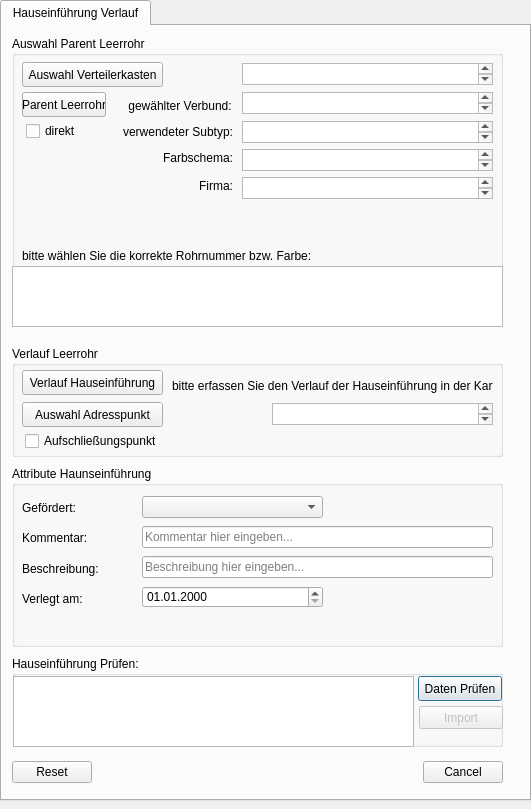
Old version of the form tools/hauseinfuehrung_verlegen/hauseinfuehrung_verlegen_dialog_base.ui in the repository geoKjack/Toolbox_SiegeleCO.
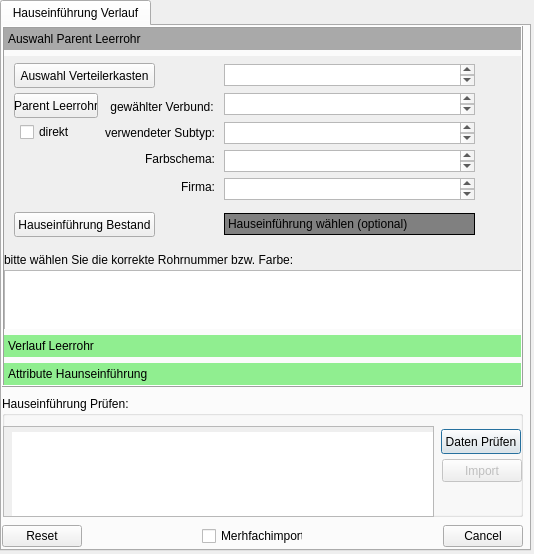
New version of the form. Custom widgets are drawn as their Qt base class.

Commit message: Großer Umbau von allen Tools

Patch:
```diff
--- a/tools/hauseinfuehrung_verlegen/hauseinfuehrung_verlegen_dialog_base.ui
+++ b/tools/hauseinfuehrung_verlegen/hauseinfuehrung_verlegen_dialog_base.ui
@@ -6,8 +6,8 @@
    <rect>
     <x>0</x>
     <y>0</y>
-    <width>531</width>
-    <height>809</height>
+    <width>534</width>
+    <height>554</height>
    </rect>
   </property>
   <property name="windowTitle">
@@ -19,7 +19,7 @@
      <x>0</x>
      <y>0</y>
      <width>531</width>
-     <height>801</height>
+     <height>551</height>
     </rect>
    </property>
    <property name="font">
@@ -42,10 +42,10 @@
     <widget class="QGroupBox" name="groupBox_3">
      <property name="geometry">
       <rect>
-       <x>10</x>
-       <y>630</y>
-       <width>491</width>
-       <height>91</height>
+       <x>0</x>
+       <y>370</y>
+       <width>521</width>
+       <height>121</height>
       </rect>
      </property>
      <property name="title">
@@ -54,9 +54,9 @@
      <widget class="QPushButton" name="pushButton_Datenpruefung">
       <property name="geometry">
        <rect>
-        <x>406</x>
-        <y>20</y>
-        <width>84</width>
+        <x>439</x>
+        <y>33</y>
+        <width>80</width>
         <height>25</height>
        </rect>
       </property>
@@ -68,11 +68,14 @@
       <property name="geometry">
        <rect>
         <x>1</x>
-        <y>20</y>
-        <width>401</width>
-        <height>71</height>
+        <y>30</y>
+        <width>431</width>
+        <height>91</height>
        </rect>
       </property>
+      <property name="styleSheet">
+       <string notr="true">padding-left: 8px; padding-top: 5px;</string>
+      </property>
      </widget>
      <widget class="QPushButton" name="pushButton_Import">
       <property name="enabled">
@@ -80,9 +83,9 @@
       </property>
       <property name="geometry">
        <rect>
-        <x>407</x>
-        <y>50</y>
-        <width>84</width>
+        <x>440</x>
+        <y>63</y>
+        <width>80</width>
         <height>23</height>
        </rect>
       </property>
@@ -94,9 +97,9 @@
     <widget class="QDialogButtonBox" name="button_box">
      <property name="geometry">
       <rect>
-       <x>10</x>
-       <y>730</y>
-       <width>491</width>
+       <x>0</x>
+       <y>494</y>
+       <width>521</width>
        <height>32</height>
       </rect>
      </property>
@@ -107,389 +110,557 @@
       <set>QDialogButtonBox::Cancel|QDialogButtonBox::Reset</set>
      </property>
     </widget>
-    <widget class="QGroupBox" name="groupBox_2">
+    <widget class="QToolBox" name="toolBox">
      <property name="geometry">
       <rect>
-       <x>10</x>
-       <y>440</y>
-       <width>491</width>
-       <height>181</height>
+       <x>0</x>
+       <y>0</y>
+       <width>521</width>
+       <height>361</height>
       </rect>
      </property>
-     <property name="title">
-      <string>Attribute Haunseinführung</string>
+     <property name="styleSheet">
+      <string notr="true">QToolBox::tab { background-color: lightgreen; }
+QToolBox::tab:selected { background-color: darkgrey; }</string>
      </property>
-     <widget class="QLabel" name="label_11">
-      <property name="geometry">
-       <rect>
-        <x>10</x>
-        <y>64</y>
-        <width>101</width>
-        <height>16</height>
-       </rect>
-      </property>
-      <property name="text">
-       <string>Kommentar:</string>
-      </property>
-     </widget>
-     <widget class="QLabel" name="label_13">
-      <property name="geometry">
-       <rect>
-        <x>10</x>
-        <y>34</y>
-        <width>111</width>
-        <height>16</height>
-       </rect>
-      </property>
-      <property name="text">
-       <string>Gefördert:</string>
-      </property>
-     </widget>
-     <widget class="QComboBox" name="comboBox_Gefoerdert">
-      <property name="geometry">
-       <rect>
-        <x>130</x>
-        <y>30</y>
-        <width>181</width>
-        <height>22</height>
-       </rect>
-      </property>
-     </widget>
-     <widget class="QLabel" name="label_14">
-      <property name="geometry">
-       <rect>
-        <x>10</x>
-        <y>95</y>
-        <width>121</width>
-        <height>16</height>
-       </rect>
-      </property>
-      <property name="text">
-       <string>Beschreibung:</string>
-      </property>
-     </widget>
-     <widget class="QLineEdit" name="label_Kommentar">
-      <property name="geometry">
-       <rect>
-        <x>130</x>
-        <y>60</y>
-        <width>351</width>
-        <height>22</height>
-       </rect>
-      </property>
-      <property name="text">
-       <string/>
-      </property>
-      <property name="placeholderText">
-       <string>Kommentar hier eingeben...</string>
-      </property>
-     </widget>
-     <widget class="QLineEdit" name="label_Kommentar_2">
-      <property name="geometry">
-       <rect>
-        <x>130</x>
-        <y>90</y>
-        <width>351</width>
-        <height>22</height>
-       </rect>
-      </property>
-      <property name="text">
-       <string/>
-      </property>
-      <property name="placeholderText">
-       <string>Beschreibung hier eingeben...</string>
-      </property>
-     </widget>
-     <widget class="QgsDateTimeEdit" name="mDateTimeEdit_Strecke">
-      <property name="geometry">
-       <rect>
-        <x>130</x>
-        <y>120</y>
-        <width>181</width>
-        <height>22</height>
-       </rect>
-      </property>
-      <property name="displayFormat">
-       <string>dd.MM.yyyy</string>
-      </property>
-     </widget>
-     <widget class="QLabel" name="label_22">
-      <property name="geometry">
-       <rect>
-        <x>10</x>
-        <y>125</y>
-        <width>121</width>
-        <height>16</height>
-       </rect>
-      </property>
-      <property name="text">
-       <string>Verlegt am:</string>
-      </property>
-     </widget>
-    </widget>
-    <widget class="QGroupBox" name="groupBox">
-     <property name="geometry">
-      <rect>
-       <x>10</x>
-       <y>320</y>
-       <width>491</width>
-       <height>111</height>
-      </rect>
+     <property name="frameShape">
+      <enum>QFrame::Box</enum>
      </property>
-     <property name="title">
-      <string>Verlauf Leerrohr</string>
+     <property name="frameShadow">
+      <enum>QFrame::Raised</enum>
      </property>
-     <widget class="QPushButton" name="pushButton_verlauf_HA">
+     <property name="currentIndex">
+      <number>0</number>
+     </property>
+     <widget class="QWidget" name="page">
       <property name="geometry">
        <rect>
-        <x>10</x>
-        <y>24</y>
-        <width>141</width>
-        <height>25</height>
+        <x>0</x>
+        <y>0</y>
+        <width>517</width>
+        <height>273</height>
        </rect>
       </property>
-      <property name="text">
-       <string>Verlauf Hauseinführung</string>
-      </property>
+      <attribute name="label">
+       <string>Auswahl Parent Leerrohr</string>
+      </attribute>
+      <widget class="QTextEdit" name="label_farbschema">
+       <property name="geometry">
+        <rect>
+         <x>220</x>
+         <y>94</y>
+         <width>251</width>
+         <height>22</height>
+        </rect>
+       </property>
+      </widget>
+      <widget class="QLabel" name="label_12">
+       <property name="geometry">
+        <rect>
+         <x>0</x>
+         <y>194</y>
+         <width>321</width>
+         <height>20</height>
+        </rect>
+       </property>
+       <property name="text">
+        <string>bitte wählen Sie die korrekte Rohrnummer bzw. Farbe:</string>
+       </property>
+      </widget>
+      <widget class="QLabel" name="label_9">
+       <property name="geometry">
+        <rect>
+         <x>92</x>
+         <y>41</y>
+         <width>121</width>
+         <height>20</height>
+        </rect>
+       </property>
+       <property name="text">
+        <string>gewählter Verbund: </string>
+       </property>
+       <property name="alignment">
+        <set>Qt::AlignRight|Qt::AlignTrailing|Qt::AlignVCenter</set>
+       </property>
+      </widget>
+      <widget class="QLabel" name="label_17">
+       <property name="geometry">
+        <rect>
+         <x>100</x>
+         <y>121</y>
+         <width>111</width>
+         <height>20</height>
+        </rect>
+       </property>
+       <property name="text">
+        <string>Firma:</string>
+       </property>
+       <property name="alignment">
+        <set>Qt::AlignRight|Qt::AlignTrailing|Qt::AlignVCenter</set>
+       </property>
+      </widget>
+      <widget class="QPushButton" name="pushButton_verteiler">
+       <property name="geometry">
+        <rect>
+         <x>10</x>
+         <y>7</y>
+         <width>141</width>
+         <height>25</height>
+        </rect>
+       </property>
+       <property name="text">
+        <string>Auswahl Verteilerkasten</string>
+       </property>
+      </widget>
+      <widget class="QLabel" name="label_10">
+       <property name="geometry">
+        <rect>
+         <x>100</x>
+         <y>67</y>
+         <width>111</width>
+         <height>20</height>
+        </rect>
+       </property>
+       <property name="text">
+        <string>verwendeter Subtyp:</string>
+       </property>
+       <property name="alignment">
+        <set>Qt::AlignRight|Qt::AlignTrailing|Qt::AlignVCenter</set>
+       </property>
+      </widget>
+      <widget class="QCheckBox" name="checkBox_direkt">
+       <property name="geometry">
+        <rect>
+         <x>16</x>
+         <y>67</y>
+         <width>67</width>
+         <height>18</height>
+        </rect>
+       </property>
+       <property name="text">
+        <string>direkt</string>
+       </property>
+      </widget>
+      <widget class="QTextEdit" name="label_firma">
+       <property name="geometry">
+        <rect>
+         <x>220</x>
+         <y>122</y>
+         <width>251</width>
+         <height>22</height>
+        </rect>
+       </property>
+      </widget>
+      <widget class="QLabel" name="label_16">
+       <property name="geometry">
+        <rect>
+         <x>100</x>
+         <y>93</y>
+         <width>111</width>
+         <height>20</height>
+        </rect>
+       </property>
+       <property name="text">
+        <string>Farbschema:</string>
+       </property>
+       <property name="alignment">
+        <set>Qt::AlignRight|Qt::AlignTrailing|Qt::AlignVCenter</set>
+       </property>
+      </widget>
+      <widget class="QTextEdit" name="label_verteiler">
+       <property name="geometry">
+        <rect>
+         <x>220</x>
+         <y>8</y>
+         <width>251</width>
+         <height>22</height>
+        </rect>
+       </property>
+      </widget>
+      <widget class="QGraphicsView" name="graphicsView_Farben_Rohre">
+       <property name="geometry">
+        <rect>
+         <x>0</x>
+         <y>214</y>
+         <width>521</width>
+         <height>61</height>
+        </rect>
+       </property>
+       <property name="styleSheet">
+        <string notr="true">padding-left: 10px; padding-top: 6px;</string>
+       </property>
+      </widget>
+      <widget class="QTextEdit" name="label_subtyp">
+       <property name="geometry">
+        <rect>
+         <x>220</x>
+         <y>66</y>
+         <width>251</width>
+         <height>22</height>
+        </rect>
+       </property>
+      </widget>
+      <widget class="QPushButton" name="pushButton_parentLeerrohr">
+       <property name="geometry">
+        <rect>
+         <x>10</x>
+         <y>37</y>
+         <width>84</width>
+         <height>25</height>
+        </rect>
+       </property>
+       <property name="text">
+        <string>Parent Leerrohr</string>
+       </property>
+      </widget>
+      <widget class="QTextEdit" name="label_parentLeerrohr">
+       <property name="geometry">
+        <rect>
+         <x>220</x>
+         <y>37</y>
+         <width>251</width>
+         <height>22</height>
+        </rect>
+       </property>
+      </widget>
+      <widget class="QPushButton" name="pushButton_select_leerrohr">
+       <property name="geometry">
+        <rect>
+         <x>10</x>
+         <y>156</y>
+         <width>141</width>
+         <height>25</height>
+        </rect>
+       </property>
+       <property name="text">
+        <string>Hauseinführung Bestand</string>
+       </property>
+      </widget>
+      <widget class="QLabel" name="label_gewaehlte_haueinfuehrung">
+       <property name="geometry">
+        <rect>
+         <x>220</x>
+         <y>157</y>
+         <width>251</width>
+         <height>22</height>
+        </rect>
+       </property>
+       <property name="autoFillBackground">
+        <bool>false</bool>
+       </property>
+       <property name="styleSheet">
+        <string notr="true">background-color: grey;</string>
+       </property>
+       <property name="inputMethodHints">
+        <set>Qt::ImhNone</set>
+       </property>
+       <property name="frameShape">
+        <enum>QFrame::Box</enum>
+       </property>
+       <property name="frameShadow">
+        <enum>QFrame::Plain</enum>
+       </property>
+       <property name="lineWidth">
+        <number>1</number>
+       </property>
+       <property name="text">
+        <string>Hauseinführung wählen (optional)</string>
+       </property>
+      </widget>
      </widget>
-     <widget class="QLabel" name="label_8">
+     <widget class="QWidget" name="page_2">
       <property name="geometry">
        <rect>
-        <x>160</x>
-        <y>30</y>
-        <width>321</width>
-        <height>20</height>
+        <x>0</x>
+        <y>0</y>
+        <width>517</width>
+        <height>273</height>
        </rect>
       </property>
-      <property name="text">
-       <string>bitte erfassen Sie den Verlauf der Hauseinführung in der Karte</string>
-      </property>
+      <attribute name="label">
+       <string>Verlauf Leerrohr</string>
+      </attribute>
+      <widget class="QPushButton" name="pushButton_adresse">
+       <property name="geometry">
+        <rect>
+         <x>0</x>
+         <y>32</y>
+         <width>141</width>
+         <height>25</height>
+        </rect>
+       </property>
+       <property name="text">
+        <string>Auswahl Adresspunkt</string>
+       </property>
+      </widget>
+      <widget class="QCheckBox" name="checkBox_aufschlieung">
+       <property name="geometry">
+        <rect>
+         <x>3</x>
+         <y>62</y>
+         <width>131</width>
+         <height>18</height>
+        </rect>
+       </property>
+       <property name="text">
+        <string>Aufschließungspunkt</string>
+       </property>
+      </widget>
+      <widget class="QLabel" name="label_8">
+       <property name="geometry">
+        <rect>
+         <x>150</x>
+         <y>6</y>
+         <width>321</width>
+         <height>20</height>
+        </rect>
+       </property>
+       <property name="text">
+        <string>bitte erfassen Sie den Verlauf der Hauseinführung in der Karte</string>
+       </property>
+      </widget>
+      <widget class="QTextEdit" name="label_adresse">
+       <property name="geometry">
+        <rect>
+         <x>250</x>
+         <y>33</y>
+         <width>221</width>
+         <height>22</height>
+        </rect>
+       </property>
+      </widget>
+      <widget class="QPushButton" name="pushButton_verlauf_HA">
+       <property name="geometry">
+        <rect>
+         <x>0</x>
+         <y>0</y>
+         <width>141</width>
+         <height>25</height>
+        </rect>
+       </property>
+       <property name="text">
+        <string>Verlauf Hauseinführung</string>
+       </property>
+      </widget>
      </widget>
-     <widget class="QPushButton" name="pushButton_adresse">
+     <widget class="QWidget" name="page_3">
       <property name="geometry">
        <rect>
-        <x>10</x>
-        <y>56</y>
-        <width>141</width>
-        <height>25</height>
+        <x>0</x>
+        <y>0</y>
+        <width>517</width>
+        <height>273</height>
        </rect>
       </property>
-      <property name="text">
-       <string>Auswahl Adresspunkt</string>
-      </property>
+      <attribute name="label">
+       <string>Attribute Haunseinführung</string>
+      </attribute>
+      <widget class="QLineEdit" name="label_Kommentar_2">
+       <property name="geometry">
+        <rect>
+         <x>130</x>
+         <y>65</y>
+         <width>351</width>
+         <height>22</height>
+        </rect>
+       </property>
+       <property name="text">
+        <string/>
+       </property>
+       <property name="placeholderText">
+        <string>Beschreibung hier eingeben...</string>
+       </property>
+      </widget>
+      <widget class="QComboBox" name="comboBox_Status">
+       <property name="geometry">
+        <rect>
+         <x>130</x>
+         <y>125</y>
+         <width>181</width>
+         <height>22</height>
+        </rect>
+       </property>
+      </widget>
+      <widget class="QgsDateTimeEdit" name="mDateTimeEdit_Strecke">
+       <property name="geometry">
+        <rect>
+         <x>130</x>
+         <y>95</y>
+         <width>181</width>
+         <height>22</height>
+        </rect>
+       </property>
+       <property name="displayFormat">
+        <string>dd.MM.yyyy</string>
+       </property>
+      </widget>
+      <widget class="QLabel" name="label_18">
+       <property name="geometry">
+        <rect>
+         <x>10</x>
+         <y>126</y>
+         <width>121</width>
+         <height>20</height>
+        </rect>
+       </property>
+       <property name="text">
+        <string>Status:</string>
+       </property>
+      </widget>
+      <widget class="QLabel" name="label_13">
+       <property name="geometry">
+        <rect>
+         <x>10</x>
+         <y>9</y>
+         <width>111</width>
+         <height>16</height>
+        </rect>
+       </property>
+       <property name="text">
+        <string>Gefördert:</string>
+       </property>
+      </widget>
+      <widget class="QLineEdit" name="label_Kommentar">
+       <property name="geometry">
+        <rect>
+         <x>130</x>
+         <y>35</y>
+         <width>351</width>
+         <height>22</height>
+        </rect>
+       </property>
+       <property name="text">
+        <string/>
+       </property>
+       <property name="placeholderText">
+        <string>Kommentar hier eingeben...</string>
+       </property>
+      </widget>
+      <widget class="QComboBox" name="comboBox_Foerderung">
+       <property name="geometry">
+        <rect>
+         <x>186</x>
+         <y>5</y>
+         <width>291</width>
+         <height>22</height>
+        </rect>
+       </property>
+      </widget>
+      <widget class="QLabel" name="label_11">
+       <property name="geometry">
+        <rect>
+         <x>10</x>
+         <y>39</y>
+         <width>101</width>
+         <height>16</height>
+        </rect>
+       </property>
+       <property name="text">
+        <string>Kommentar:</string>
+       </property>
+      </widget>
+      <widget class="QLabel" name="label_14">
+       <property name="geometry">
+        <rect>
+         <x>10</x>
+         <y>70</y>
+         <width>121</width>
+         <height>16</height>
+        </rect>
+       </property>
+       <property name="text">
+        <string>Beschreibung:</string>
+       </property>
+      </widget>
+      <widget class="QLabel" name="label_22">
+       <property name="geometry">
+        <rect>
+         <x>10</x>
+         <y>100</y>
+         <width>121</width>
+         <height>16</height>
+        </rect>
+       </property>
+       <property name="text">
+        <string>Verlegt am:</string>
+       </property>
+      </widget>
+      <widget class="QLabel" name="label_19">
+       <property name="geometry">
+        <rect>
+         <x>10</x>
+         <y>155</y>
+         <width>121</width>
+         <height>20</height>
+        </rect>
+       </property>
+       <property name="text">
+        <string>Befestigt:</string>
+       </property>
+      </widget>
+      <widget class="QCheckBox" name="checkBox_Befestigt">
+       <property name="geometry">
+        <rect>
+         <x>132</x>
+         <y>154</y>
+         <width>91</width>
+         <height>18</height>
+        </rect>
+       </property>
+       <property name="text">
+        <string>Asphaltdecke</string>
+       </property>
+      </widget>
+      <widget class="QCheckBox" name="checkBox_Gefoerdert">
+       <property name="geometry">
+        <rect>
+         <x>133</x>
+         <y>8</y>
+         <width>91</width>
+         <height>18</height>
+        </rect>
+       </property>
+       <property name="text">
+        <string>JA</string>
+       </property>
+      </widget>
+      <widget class="QLabel" name="label_20">
+       <property name="geometry">
+        <rect>
+         <x>10</x>
+         <y>181</y>
+         <width>111</width>
+         <height>20</height>
+        </rect>
+       </property>
+       <property name="text">
+        <string>Eigner:</string>
+       </property>
+      </widget>
+      <widget class="QComboBox" name="comboBox_Eigner">
+       <property name="geometry">
+        <rect>
+         <x>130</x>
+         <y>180</y>
+         <width>181</width>
+         <height>22</height>
+        </rect>
+       </property>
+      </widget>
      </widget>
-     <widget class="QTextEdit" name="label_adresse">
-      <property name="geometry">
-       <rect>
-        <x>260</x>
-        <y>57</y>
-        <width>221</width>
-        <height>22</height>
-       </rect>
-      </property>
-     </widget>
-     <widget class="QCheckBox" name="checkBox_aufschlieung">
-      <property name="geometry">
-       <rect>
-        <x>13</x>
-        <y>86</y>
-        <width>131</width>
-        <height>18</height>
-       </rect>
-      </property>
-      <property name="text">
-       <string>Aufschließungspunkt</string>
-      </property>
-     </widget>
     </widget>
-    <widget class="QGroupBox" name="groupBox_4">
+    <widget class="QCheckBox" name="checkBox_Mehrfachimport">
      <property name="geometry">
       <rect>
-       <x>10</x>
-       <y>10</y>
-       <width>491</width>
-       <height>291</height>
+       <x>200</x>
+       <y>500</y>
+       <width>101</width>
+       <height>20</height>
       </rect>
      </property>
-     <property name="title">
-      <string>Auswahl Parent Leerrohr</string>
+     <property name="text">
+      <string>Merhfachimport</string>
      </property>
-     <widget class="QPushButton" name="pushButton_parentLeerrohr">
-      <property name="geometry">
-       <rect>
-        <x>10</x>
-        <y>56</y>
-        <width>84</width>
-        <height>25</height>
-       </rect>
-      </property>
-      <property name="text">
-       <string>Parent Leerrohr</string>
-      </property>
-     </widget>
-     <widget class="QTextEdit" name="label_parentLeerrohr">
-      <property name="geometry">
-       <rect>
-        <x>230</x>
-        <y>56</y>
-        <width>251</width>
-        <height>22</height>
-       </rect>
-      </property>
-     </widget>
-     <widget class="QLabel" name="label_9">
-      <property name="geometry">
-       <rect>
-        <x>102</x>
-        <y>60</y>
-        <width>121</width>
-        <height>20</height>
-       </rect>
-      </property>
-      <property name="text">
-       <string>gewählter Verbund: </string>
-      </property>
-      <property name="alignment">
-       <set>Qt::AlignRight|Qt::AlignTrailing|Qt::AlignVCenter</set>
-      </property>
-     </widget>
-     <widget class="QGraphicsView" name="graphicsView_Farben_Rohre">
-      <property name="geometry">
-       <rect>
-        <x>0</x>
-        <y>230</y>
-        <width>491</width>
-        <height>61</height>
-       </rect>
-      </property>
-     </widget>
-     <widget class="QLabel" name="label_16">
-      <property name="geometry">
-       <rect>
-        <x>110</x>
-        <y>112</y>
-        <width>111</width>
-        <height>20</height>
-       </rect>
-      </property>
-      <property name="text">
-       <string>Farbschema:</string>
-      </property>
-      <property name="alignment">
-       <set>Qt::AlignRight|Qt::AlignTrailing|Qt::AlignVCenter</set>
-      </property>
-     </widget>
-     <widget class="QTextEdit" name="label_subtyp">
-      <property name="geometry">
-       <rect>
-        <x>230</x>
-        <y>85</y>
-        <width>251</width>
-        <height>22</height>
-       </rect>
-      </property>
-     </widget>
-     <widget class="QLabel" name="label_10">
-      <property name="geometry">
-       <rect>
-        <x>110</x>
-        <y>86</y>
-        <width>111</width>
-        <height>20</height>
-       </rect>
-      </property>
-      <property name="text">
-       <string>verwendeter Subtyp:</string>
-      </property>
-      <property name="alignment">
-       <set>Qt::AlignRight|Qt::AlignTrailing|Qt::AlignVCenter</set>
-      </property>
-     </widget>
-     <widget class="QTextEdit" name="label_farbschema">
-      <property name="geometry">
-       <rect>
-        <x>230</x>
-        <y>113</y>
-        <width>251</width>
-        <height>22</height>
-       </rect>
-      </property>
-     </widget>
-     <widget class="QLabel" name="label_12">
-      <property name="geometry">
-       <rect>
-        <x>10</x>
-        <y>210</y>
-        <width>321</width>
-        <height>20</height>
-       </rect>
-      </property>
-      <property name="text">
-       <string>bitte wählen Sie die korrekte Rohrnummer bzw. Farbe:</string>
-      </property>
-     </widget>
-     <widget class="QCheckBox" name="checkBox_direkt">
-      <property name="geometry">
-       <rect>
-        <x>14</x>
-        <y>86</y>
-        <width>67</width>
-        <height>18</height>
-       </rect>
-      </property>
-      <property name="text">
-       <string>direkt</string>
-      </property>
-     </widget>
-     <widget class="QPushButton" name="pushButton_verteiler">
-      <property name="geometry">
-       <rect>
-        <x>10</x>
-        <y>26</y>
-        <width>141</width>
-        <height>25</height>
-       </rect>
-      </property>
-      <property name="text">
-       <string>Auswahl Verteilerkasten</string>
-      </property>
-     </widget>
-     <widget class="QTextEdit" name="label_verteiler">
-      <property name="geometry">
-       <rect>
-        <x>230</x>
-        <y>27</y>
-        <width>251</width>
-        <height>22</height>
-       </rect>
-      </property>
-     </widget>
-     <widget class="QTextEdit" name="label_firma">
-      <property name="geometry">
-       <rect>
-        <x>230</x>
-        <y>141</y>
-        <width>251</width>
-        <height>22</height>
-       </rect>
-      </property>
-     </widget>
-     <widget class="QLabel" name="label_17">
-      <property name="geometry">
-       <rect>
-        <x>110</x>
-        <y>140</y>
-        <width>111</width>
-        <height>20</height>
-       </rect>
-      </property>
-      <property name="text">
-       <string>Firma:</string>
-      </property>
-      <property name="alignment">
-       <set>Qt::AlignRight|Qt::AlignTrailing|Qt::AlignVCenter</set>
-      </property>
-     </widget>
     </widget>
    </widget>
   </widget>
```
The commit also changes 41 other files.
